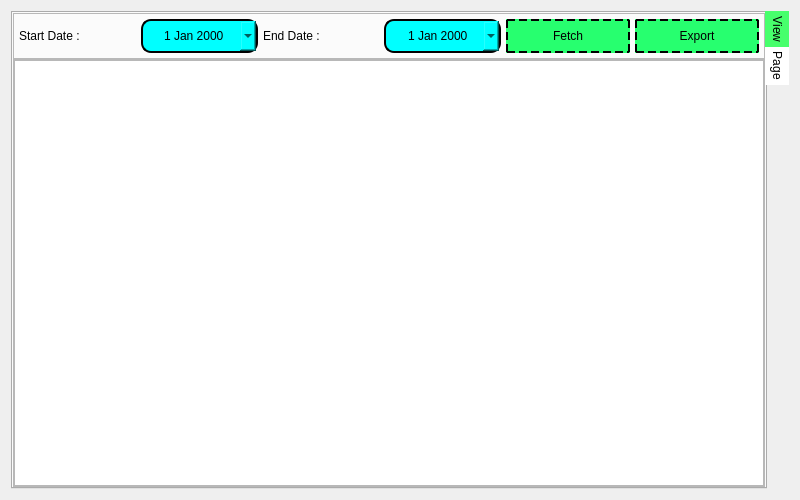
Above: UI/DataWindow.ui from listpplo/Mahle-Barcode-Standardization before the change. Below: the same form after it.
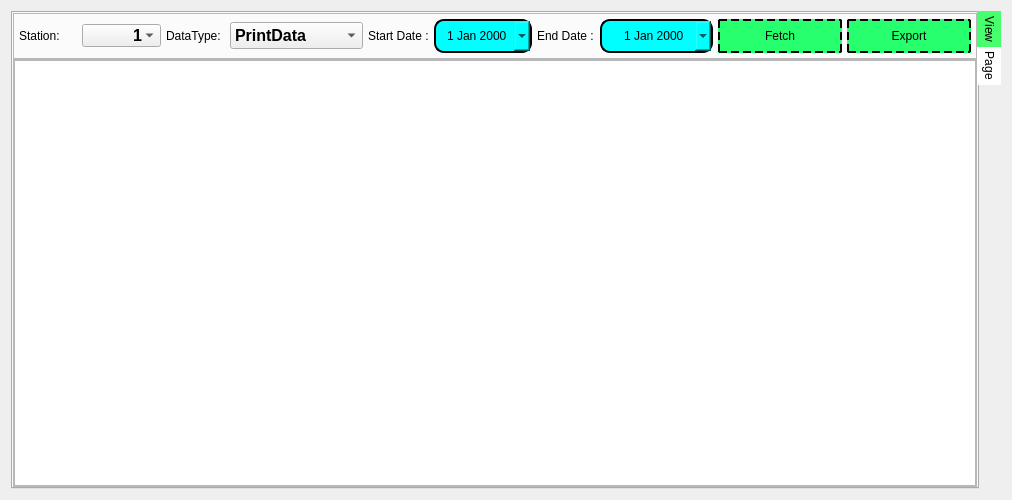
That is the form after the change. Icons and pictures are not drawn. Custom widgets are drawn as their Qt base class.

The edit to the form file:
```diff
--- a/UI/DataWindow.ui
+++ b/UI/DataWindow.ui
@@ -6,7 +6,7 @@
    <rect>
     <x>0</x>
     <y>0</y>
-    <width>800</width>
+    <width>1012</width>
     <height>500</height>
    </rect>
   </property>
@@ -95,6 +95,75 @@
           <property name="bottomMargin">
            <number>5</number>
           </property>
+          <item>
+           <widget class="QLabel" name="label_9">
+            <property name="styleSheet">
+             <string notr="true">QLabel{
+	font: 700 14pt &quot;Cascadia Code&quot;;
+}</string>
+            </property>
+            <property name="text">
+             <string>Station:</string>
+            </property>
+           </widget>
+          </item>
+          <item>
+           <widget class="QComboBox" name="comboBox">
+            <property name="font">
+             <font>
+              <pointsize>12</pointsize>
+              <bold>true</bold>
+             </font>
+            </property>
+            <property name="styleSheet">
+             <string notr="true">QComboBox{
+	padding-left:50px;
+}</string>
+            </property>
+            <item>
+             <property name="text">
+              <string>1</string>
+             </property>
+            </item>
+            <item>
+             <property name="text">
+              <string>2</string>
+             </property>
+            </item>
+           </widget>
+          </item>
+          <item>
+           <widget class="QLabel" name="label_10">
+            <property name="styleSheet">
+             <string notr="true">QLabel{
+	font: 700 14pt &quot;Cascadia Code&quot;;
+}</string>
+            </property>
+            <property name="text">
+             <string>DataType:</string>
+            </property>
+           </widget>
+          </item>
+          <item>
+           <widget class="QComboBox" name="comboBox_2">
+            <property name="font">
+             <font>
+              <pointsize>12</pointsize>
+              <bold>true</bold>
+             </font>
+            </property>
+            <item>
+             <property name="text">
+              <string>PrintData</string>
+             </property>
+            </item>
+            <item>
+             <property name="text">
+              <string>ScannedData</string>
+             </property>
+            </item>
+           </widget>
+          </item>
           <item>
            <widget class="QLabel" name="label_7">
             <property name="styleSheet">
```
